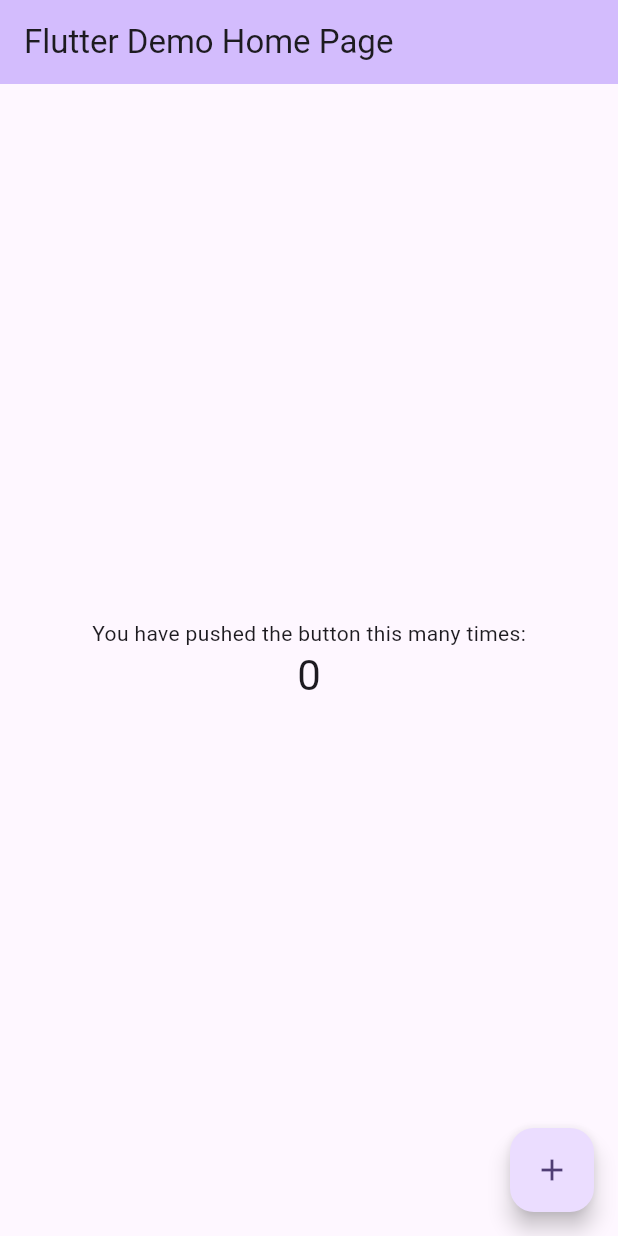
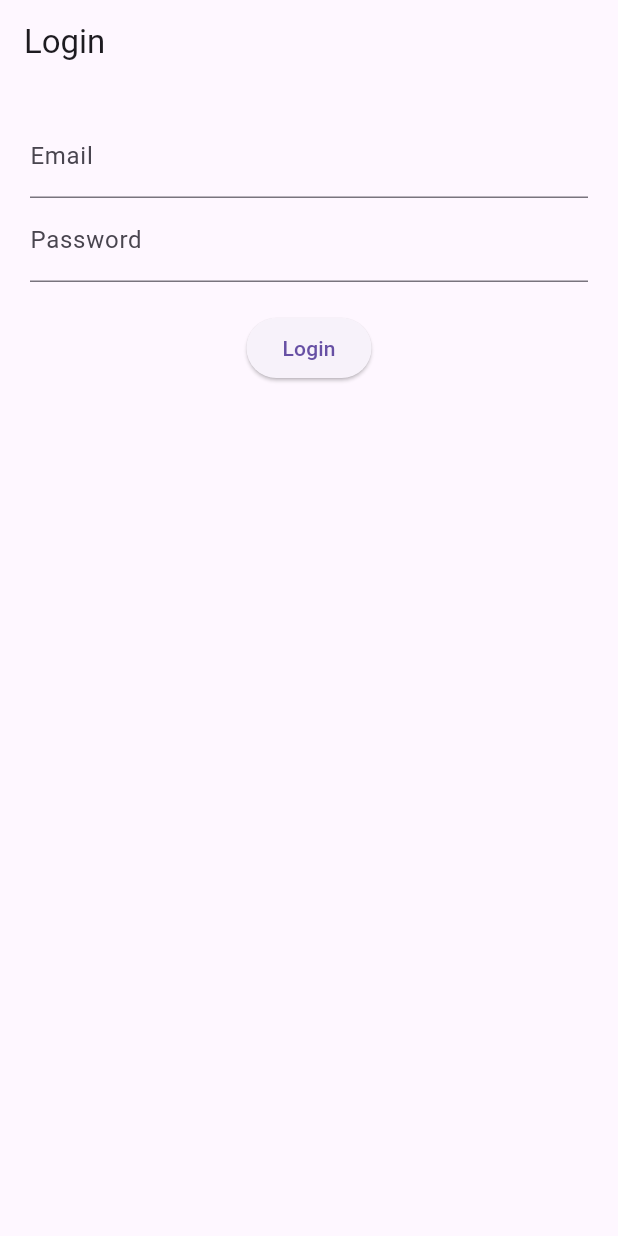
Before and after one commit to oktabs/sitara-mobile, a Flutter app: the screen it shows after launch, on a phone screen of 412 x 824 dp. Run offline on Flutter 3.47's test engine with Material 3 defaults, Android fonts, the phone set to English and light mode, and no system bars; our stand-ins replace dio.

Commit message:
Integrasi Login Register

```diff
--- a/lib/main.dart
+++ b/lib/main.dart
@@ -1,4 +1,5 @@
 import 'package:flutter/material.dart';
+import 'screen/login.dart';
 
 void main() {
   runApp(const MyApp());
@@ -7,119 +8,12 @@
 class MyApp extends StatelessWidget {
   const MyApp({super.key});
 
-  // This widget is the root of your application.
   @override
   Widget build(BuildContext context) {
     return MaterialApp(
-      title: 'Flutter Demo',
-      theme: ThemeData(
-        // This is the theme of your application.
-        //
-        // TRY THIS: Try running your application with "flutter run". You'll see
-        // the application has a purple toolbar. Then, without quitting the app,
-        // try changing the seedColor in the colorScheme below to Colors.green
-        // and then invoke "hot reload" (save your changes or press the "hot
-        // reload" button in a Flutter-supported IDE, or press "r" if you used
-        // the command line to start the app).
-        //
-        // Notice that the counter didn't reset back to zero; the application
-        // state is not lost during the reload. To reset the state, use hot
-        // restart instead.
-        //
-        // This works for code too, not just values: Most code changes can be
-        // tested with just a hot reload.
-        colorScheme: ColorScheme.fromSeed(seedColor: Colors.deepPurple),
-        useMaterial3: true,
-      ),
-      home: const MyHomePage(title: 'Flutter Demo Home Page'),
+      title: 'Login Demo',
+      theme: ThemeData(primarySwatch: Colors.blue),
+      home: LoginScreen(),
     );
   }
 }
-
-class MyHomePage extends StatefulWidget {
-  const MyHomePage({super.key, required this.title});
-
-  // This widget is the home page of your application. It is stateful, meaning
-  // that it has a State object (defined below) that contains fields that affect
-  // how it looks.
-
-  // This class is the configuration for the state. It holds the values (in this
-  // case the title) provided by the parent (in this case the App widget) and
-  // used by the build method of the State. Fields in a Widget subclass are
-  // always marked "final".
-
-  final String title;
-
-  @override
-  State<MyHomePage> createState() => _MyHomePageState();
-}
-
-class _MyHomePageState extends State<MyHomePage> {
-  int _counter = 0;
-
-  void _incrementCounter() {
-    setState(() {
-      // This call to setState tells the Flutter framework that something has
-      // changed in this State, which causes it to rerun the build method below
-      // so that the display can reflect the updated values. If we changed
-      // _counter without calling setState(), then the build method would not be
-      // called again, and so nothing would appear to happen.
-      _counter++;
-    });
-  }
-
-  @override
-  Widget build(BuildContext context) {
-    // This method is rerun every time setState is called, for instance as done
-    // by the _incrementCounter method above.
-    //
-    // The Flutter framework has been optimized to make rerunning build methods
-    // fast, so that you can just rebuild anything that needs updating rather
-    // than having to individually change instances of widgets.
-    return Scaffold(
-      appBar: AppBar(
-        // TRY THIS: Try changing the color here to a specific color (to
-        // Colors.amber, perhaps?) and trigger a hot reload to see the AppBar
-        // change color while the other colors stay the same.
-        backgroundColor: Theme.of(context).colorScheme.inversePrimary,
-        // Here we take the value from the MyHomePage object that was created by
-        // the App.build method, and use it to set our appbar title.
-        title: Text(widget.title),
-      ),
-      body: Center(
-        // Center is a layout widget. It takes a single child and positions it
-        // in the middle of the parent.
-        child: Column(
-          // Column is also a layout widget. It takes a list of children and
-          // arranges them vertically. By default, it sizes itself to fit its
-          // children horizontally, and tries to be as tall as its parent.
-          //
-          // Column has various properties to control how it sizes itself and
-          // how it positions its children. Here we use mainAxisAlignment to
-          // center the children vertically; the main axis here is the vertical
-          // axis because Columns are vertical (the cross axis would be
-          // horizontal).
-          //
-          // TRY THIS: Invoke "debug painting" (choose the "Toggle Debug Paint"
-          // action in the IDE, or press "p" in the console), to see the
-          // wireframe for each widget.
-          mainAxisAlignment: MainAxisAlignment.center,
-          children: <Widget>[
-            const Text(
-              'You have pushed the button this many times:',
-            ),
-            Text(
-              '$_counter',
-              style: Theme.of(context).textTheme.headlineMedium,
-            ),
-          ],
-        ),
-      ),
-      floatingActionButton: FloatingActionButton(
-        onPressed: _incrementCounter,
-        tooltip: 'Increment',
-        child: const Icon(Icons.add),
-      ), // This trailing comma makes auto-formatting nicer for build methods.
-    );
-  }
-}
--- /dev/null
+++ b/lib/screen/login.dart
@@ -0,0 +1,51 @@
+// lib/screen/login.dart
+import 'package:flutter/material.dart';
+import '../service/api_service.dart';
+import 'laporan.dart';
+
+class LoginScreen extends StatelessWidget {
+  final emailController = TextEditingController();
+  final passwordController = TextEditingController();
+  final api = ApiService();
+
+  LoginScreen({super.key});
+
+  @override
+  Widget build(BuildContext context) {
+    return Scaffold(
+      appBar: AppBar(title: const Text('Login')),
+      body: Padding(
+        padding: const EdgeInsets.all(20),
+        child: Column(
+          children: [
+            TextField(
+                controller: emailController,
+                decoration: const InputDecoration(labelText: 'Email')),
+            TextField(
+                controller: passwordController,
+                decoration: const InputDecoration(labelText: 'Password'),
+                obscureText: true),
+            const SizedBox(height: 20),
+            ElevatedButton(
+              child: const Text('Login'),
+              onPressed: () async {
+                final token = await api.login(
+                  email: emailController.text,
+                  password: passwordController.text,
+                );
+
+                if (token != null) {
+                  Navigator.pushReplacement(context,
+                      MaterialPageRoute(builder: (_) => LaporanScreen()));
+                } else {
+                  ScaffoldMessenger.of(context).showSnackBar(
+                      const SnackBar(content: Text("Login gagal")));
+                }
+              },
+            )
+          ],
+        ),
+      ),
+    );
+  }
+}
--- /dev/null
+++ b/lib/service/api_service.dart
@@ -0,0 +1,40 @@
+import 'package:dio/dio.dart';
+
+class ApiService {
+  final Dio _dio = Dio(BaseOptions(baseUrl: 'http://localhost:3000/api'));
+
+  Future<void> register({
+    required String name,
+    required String email,
+    required String password,
+    required String role,
+  }) async {
+    final response = await _dio.post('/auth/register', data: {
+      "name": name,
+      "email": email,
+      "password": password,
+      "role": role,
+    });
+    print(response.data);
+  }
+
+  Future<String?> login({
+    required String email,
+    required String password,
+  }) async {
+    try {
+      final response = await _dio.post('/auth/login', data: {
+        "email": email,
+        "password": password,
+      });
+
+      if (response.data['token'] != null) {
+        return response.data['token'];
+      }
+    } catch (e) {
+      print("Login failed: $e");
+    }
+
+    return null;
+  }
+}
--- a/pubspec.yaml
+++ b/pubspec.yaml
@@ -34,6 +34,7 @@ dependencies:
   # The following adds the Cupertino Icons font to your application.
   # Use with the CupertinoIcons class for iOS style icons.
   cupertino_icons: ^1.0.8
+  dio: ^5.8.0+1
 
 dev_dependencies:
   flutter_test:
```
Also changed, not shown: lib/screen/laporan.dart (added, +38 -0 lines), lib/screen/profile.dart (added, +13 -0 lines), lib/screen/register.dart (added, +53 -0 lines), pubspec.lock.
